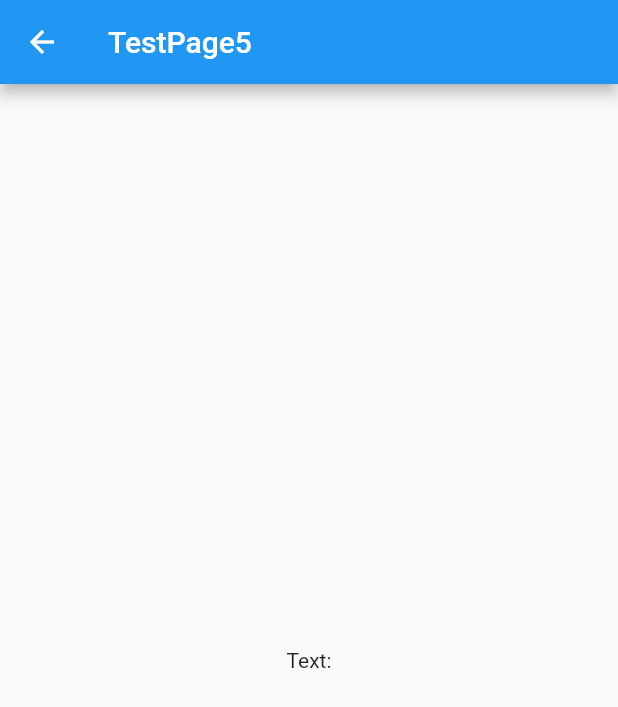
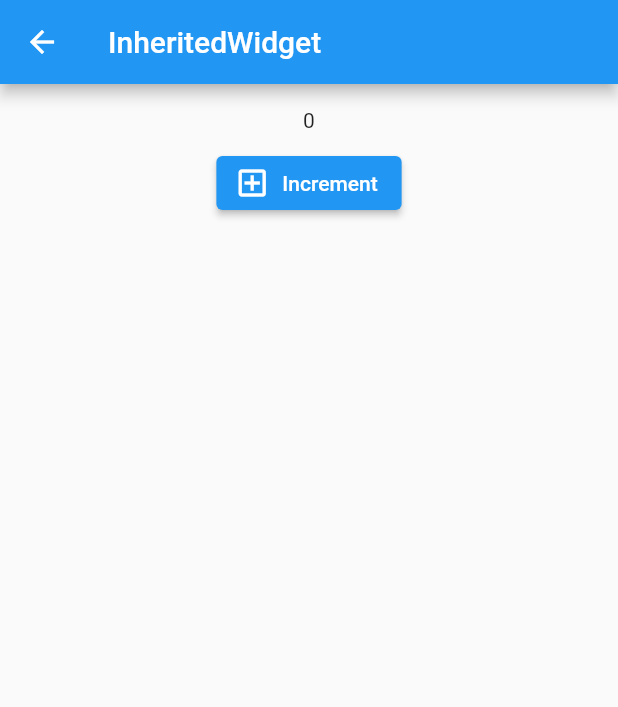
Before and after one commit to qianhk/FlutterDemo, a Flutter app: the TestPage5 screen opened by its route, on a phone screen of 412 x 824 dp. Shown: the top 707 px of the screen. Run offline on Flutter 3.47's test engine with Material 2 defaults, Android fonts, the phone set to English and light mode, and no system bars.

Commit message:
use InheritedWidget

```diff
--- a/kai_flutter_demo_module/lib/main.dart
+++ b/kai_flutter_demo_module/lib/main.dart
@@ -80,7 +80,7 @@ class _MyHomePageState extends State<MyHomePage> {
     EntryInfo("BoxDecoration Shadow Transform", "test_page_2"),
     EntryInfo("Drawer BottomNavigationBar TabBarView", "test_page_3"),
     EntryInfo("CircularNotchedRectangle FloatingActionButtonLocation", "test_page_4"),
-    EntryInfo("test5", "test_page_5"),
+    EntryInfo("InheritedWidget", "test_page_5"),
     EntryInfo("test6", "test_page_6"),
     EntryInfo("test7", "test_page_7"),
     EntryInfo("test8", "test_page_8"),
--- a/kai_flutter_demo_module/lib/test_page_5.dart
+++ b/kai_flutter_demo_module/lib/test_page_5.dart
@@ -1,28 +1,86 @@
 import 'package:flutter/material.dart';
 
 class TestPage5 extends StatefulWidget {
-  TestPage5({Key key, this.title = "TestPage5"}) : super(key: key);
+  TestPage5({Key key, this.title = "InheritedWidget"}) : super(key: key);
   final String title;
 
   @override
   _TestPage5State createState() => _TestPage5State();
 }
 
-class _TestPage5State extends State<TestPage5> {
+class ShareDataWidget extends InheritedWidget {
+  ShareDataWidget({@required this.data, Widget child}) : super(child: child);
+
+  final int data; //需要在子树中共享的数据，保存点击次数
+
+  //定义一个便捷方法，方便子树中的widget获取共享数据
+  static ShareDataWidget of(BuildContext context) {
+    // return context.dependOnInheritedWidgetOfExactType<ShareDataWidget>();
+    return context.getElementForInheritedWidgetOfExactType<ShareDataWidget>().widget;
+  }
+
+  //该回调决定当data发生变化时，是否通知子树中依赖data的Widget
+  @override
+  bool updateShouldNotify(ShareDataWidget old) {
+    //如果返回true，则子树中依赖(build函数中有调用)本widget
+    //的子widget的`state.didChangeDependencies`会被调用
+    return old.data != data;
+  }
+}
+
+class _TestWidget extends StatefulWidget {
+  @override
+  __TestWidgetState createState() => new __TestWidgetState();
+}
+
+class __TestWidgetState extends State<_TestWidget> {
   @override
   Widget build(BuildContext context) {
+    print("__TestWidgetState build");
+    //使用InheritedWidget中的共享数据
+    return Text(ShareDataWidget.of(context).data.toString());
+    // return Text('No Use InheritedWidget');
+  }
+
+  @override
+  void didChangeDependencies() {
+    super.didChangeDependencies();
+    //父或祖先widget中的InheritedWidget改变(updateShouldNotify返回true)时会被调用。
+    //如果build中没有依赖InheritedWidget，则此回调不会被调用。
+    print("Kai Dependencies change");
+  }
+}
+
+class _TestPage5State extends State<TestPage5> {
+  int _count = 0;
+
+  @override
+  Widget build(BuildContext context) {
+    print("_TestPage5State build");
     return Scaffold(
       appBar: AppBar(
         title: Text(widget.title),
       ),
       body: Center(
-        child: Column(
-          mainAxisAlignment: MainAxisAlignment.center,
-          children: <Widget>[
-            Text(
-              'Text:',
-            ),
-          ],
+        child: ShareDataWidget(
+          data: _count,
+          child: Column(
+            mainAxisAlignment: MainAxisAlignment.start,
+            children: <Widget>[
+              Padding(
+                padding: const EdgeInsets.only(top: 16, bottom: 10),
+                child: _TestWidget(), //子widget中依赖ShareDataWidget
+              ),
+              ElevatedButton.icon(
+                icon: Icon(Icons.add_box_outlined),
+                label: Text("Increment"),
+                //每点击一次，将count自增，然后重新build,ShareDataWidget的data将被更新
+                onPressed: () => setState(() {
+                  ++_count;
+                }),
+              )
+            ],
+          ),
         ),
       ),
     );
```
